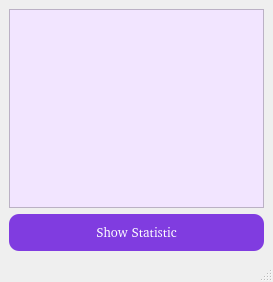
This is view/uifiles/Statistic.ui in saraalsheikh/GoalDigger as Qt 5 draws it before an edit. The edited form follows.
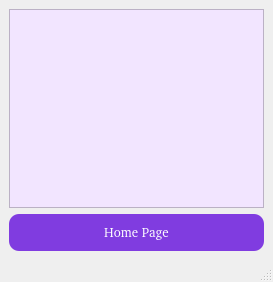
This is the edited form.

Commit message: finished creating statistics feature

Patch:
```diff
--- a/view/uifiles/Statistic.ui
+++ b/view/uifiles/Statistic.ui
@@ -46,7 +46,7 @@
 }</string>
       </property>
       <property name="text">
-       <string>Show Statistic</string>
+       <string>Home Page</string>
       </property>
      </widget>
     </item>
```
The commit also changes 18 other files.
